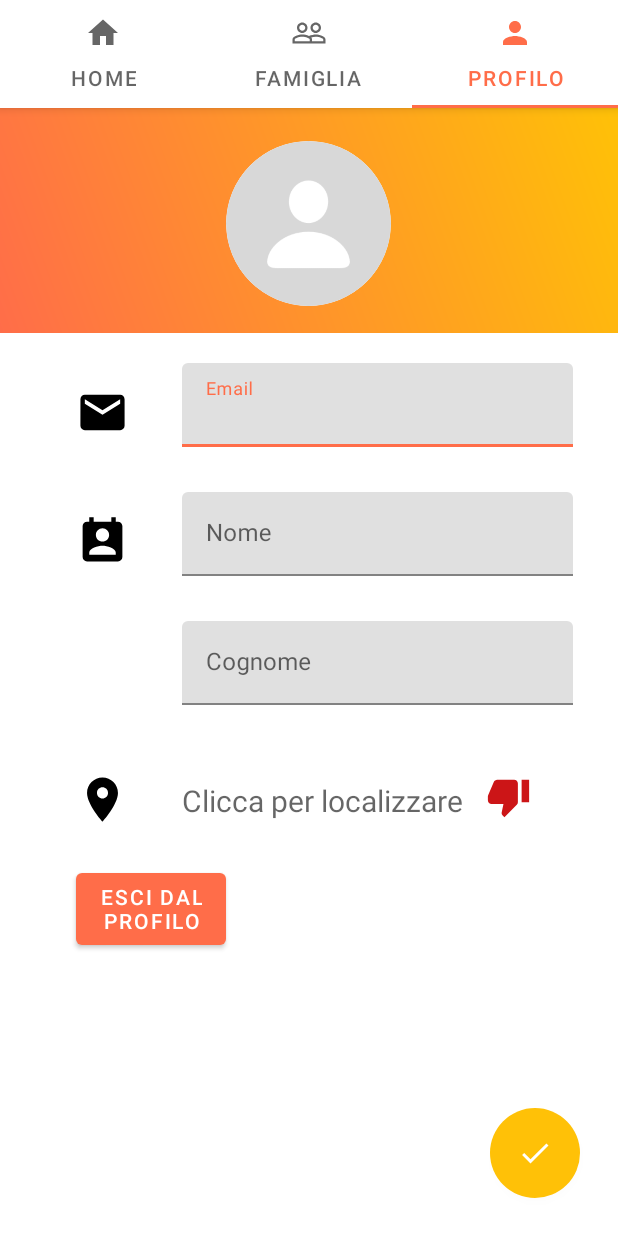
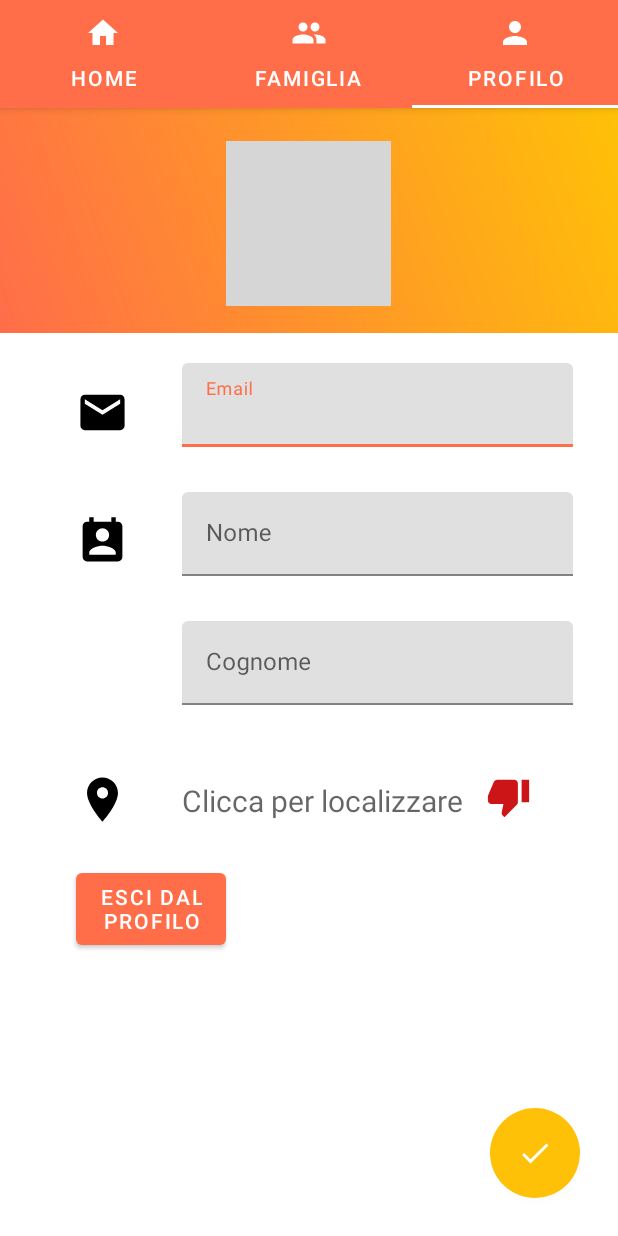
Before and after one commit to DaniloGerv/HomeStuff, an Android app: the screen it shows after launch once a user with an empty profile is signed in (MainActivity), tab 3 chosen, on a phone screen of 412 x 824 dp. Run offline under Robolectric (Android 15) with nearby library versions, the phone set to English and light mode, and no system bars; our stand-ins replace Firebase (no records; nobody signed in at launch, a user with empty details on screens opened directly); 3 statements that could not run were skipped; grey boxes are pictures that could not be loaded.

Commit message:
Commit finale prima della consegna

```diff
--- a/app/src/main/java/com/univpm/homestuff/MainActivity.java
+++ b/app/src/main/java/com/univpm/homestuff/MainActivity.java
@@ -61,7 +61,7 @@
         viewPagerAdapter.addFragment(new FragmentProfile(),"Profilo");
         viewPage.setAdapter(viewPagerAdapter);
         tabs.getTabAt(0).setIcon(R.drawable.ic_home_black_24dp);
-        tabs.getTabAt(1).setIcon(R.drawable.ic_people_outline_black_24dp);
+        tabs.getTabAt(1).setIcon(R.drawable.ic_group_black_24dp);
         tabs.getTabAt(2).setIcon(R.drawable.ic_person_black_24dp);
 
 
--- /dev/null
+++ b/app/src/main/res/drawable/ic_group_black_24dp.xml
@@ -0,0 +1,9 @@
+<vector xmlns:android="http://schemas.android.com/apk/res/android"
+        android:width="24dp"
+        android:height="24dp"
+        android:viewportWidth="24.0"
+        android:viewportHeight="24.0">
+    <path
+        android:fillColor="#FF000000"
+        android:pathData="M16,11c1.66,0 2.99,-1.34 2.99,-3S17.66,5 16,5c-1.66,0 -3,1.34 -3,3s1.34,3 3,3zM8,11c1.66,0 2.99,-1.34 2.99,-3S9.66,5 8,5C6.34,5 5,6.34 5,8s1.34,3 3,3zM8,13c-2.33,0 -7,1.17 -7,3.5L1,19h14v-2.5c0,-2.33 -4.67,-3.5 -7,-3.5zM16,13c-0.29,0 -0.62,0.02 -0.97,0.05 1.16,0.84 1.97,1.97 1.97,3.45L17,19h6v-2.5c0,-2.33 -4.67,-3.5 -7,-3.5z"/>
+</vector>
--- a/app/src/main/res/layout/activity_main.xml
+++ b/app/src/main/res/layout/activity_main.xml
@@ -17,7 +17,12 @@
             android:id="@+id/tabs"
             android:layout_width="match_parent"
             android:layout_height="wrap_content"
-            >
+            android:background="@color/colorPrimary"
+            app:tabSelectedTextColor="@android:color/white"
+            app:tabTextColor="@android:color/white"
+            app:tabIconTint="@android:color/white"
+            app:tabIndicatorColor="@android:color/white" >
+
 
 
     </com.google.android.material.tabs.TabLayout>
--- a/app/src/main/res/values/strings.xml
+++ b/app/src/main/res/values/strings.xml
@@ -17,7 +17,7 @@
     <string name="servizioModificato">Compito famigliare modificato correttamente</string>
     <string name="nomeUtenteServizio">Chi deve svolgere il compito?</string>
     <string name="compilareDialogDomestica">Compilare tutte le informazioni necessarie</string>
-    <string name="aggiungiServizioFamigliare">Aggiungi servizio famigliare</string>
+    <string name="aggiungiServizioFamigliare">Aggiungi compito famigliare</string>
     <string name="creaServizio">Crea</string>
     <string name="modificaServizio">Modifica</string>
     <string name="completaProfilo">Completare il profilo utente per utilizzare questa funzionalità</string>
```
Also changed, not shown: app/src/main/java/com/univpm/homestuff/fragments/FragmentFamily.java (+10 -2 lines), app/src/main/res/layout/notification.xml (deleted, +0 -41 lines), app/src/main/res/drawable-v24/placeholder_profile.png (deleted), 1 other file.
